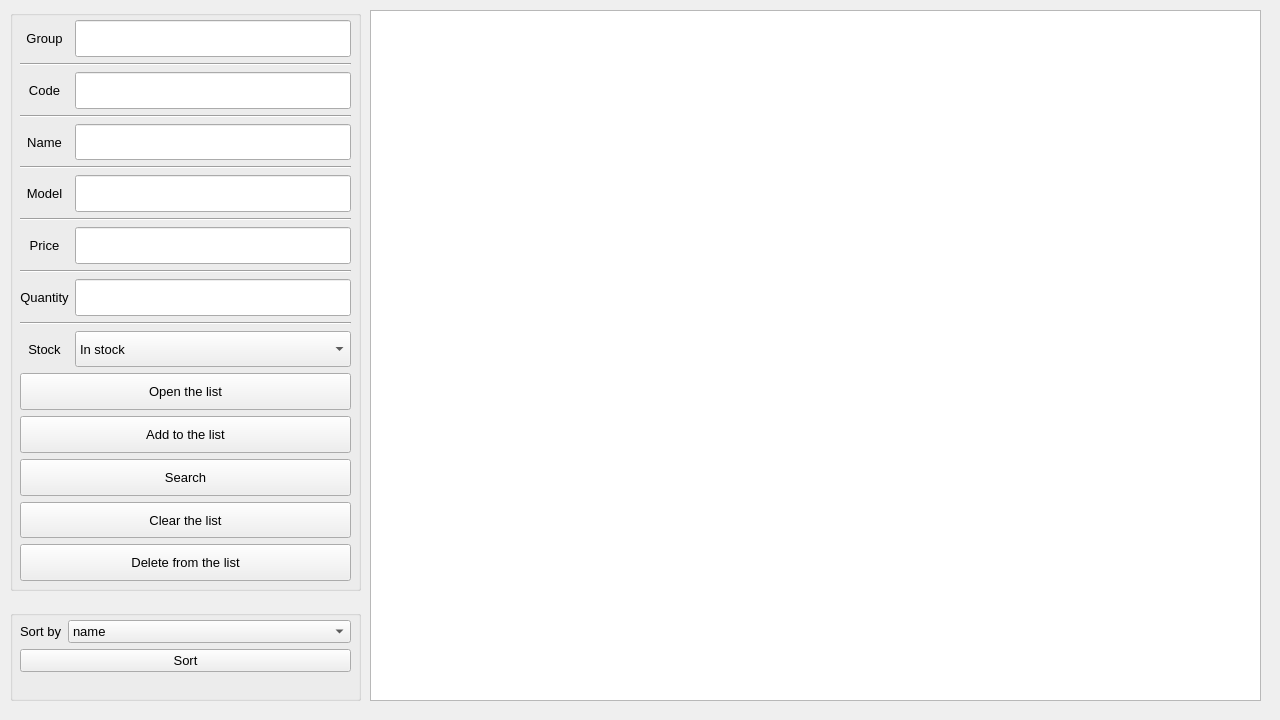
Before: the Qt Designer form QTLabs/Lab_06_Files/shop_database/widget.ui in voodzz/qt_labs, drawn with Qt 5.
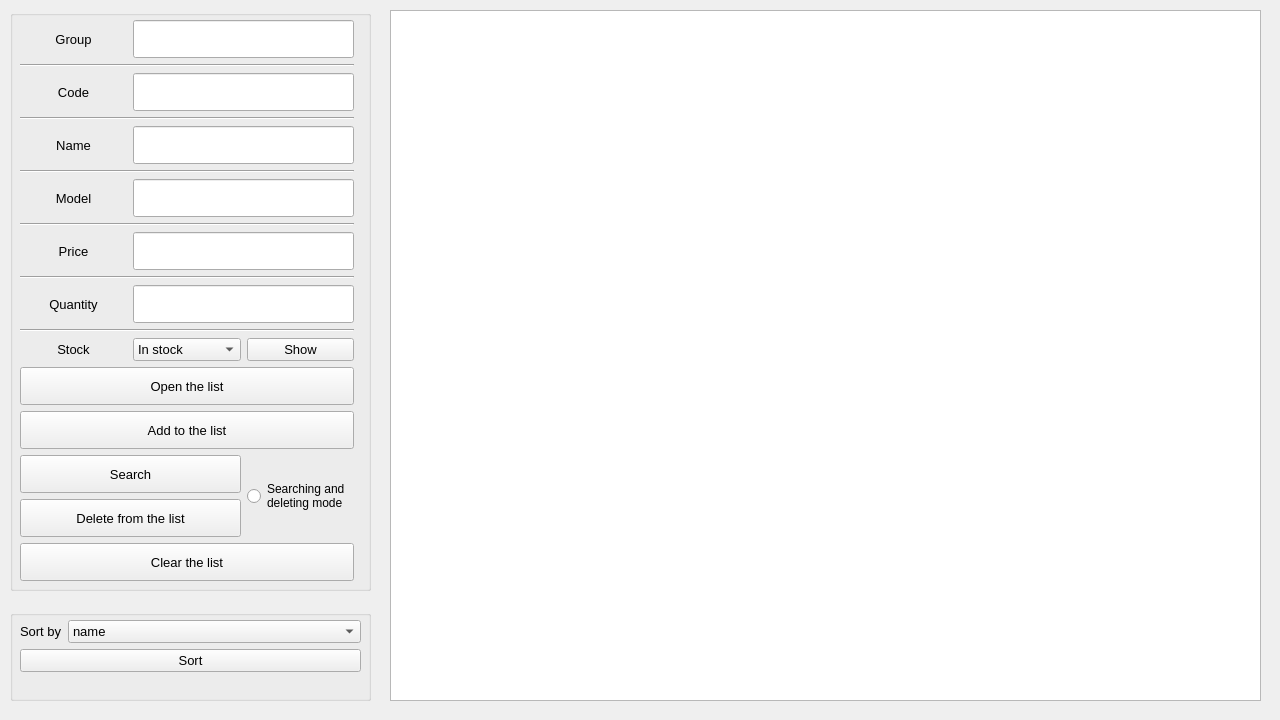
After: the same form once the commit is applied.

Patch:
```diff
--- a/QTLabs/Lab_06_Files/shop_database/widget.ui
+++ b/QTLabs/Lab_06_Files/shop_database/widget.ui
@@ -24,7 +24,7 @@
     <rect>
      <x>10</x>
      <y>10</y>
-     <width>351</width>
+     <width>361</width>
      <height>581</height>
     </rect>
    </property>
@@ -36,31 +36,28 @@
      <rect>
       <x>10</x>
       <y>10</y>
-      <width>331</width>
+      <width>334</width>
       <height>561</height>
      </rect>
     </property>
     <layout class="QGridLayout" name="gridLayout">
-     <item row="17" column="0" colspan="2">
-      <widget class="QPushButton" name="deleteButton">
-       <property name="sizePolicy">
-        <sizepolicy hsizetype="Minimum" vsizetype="Preferred">
-         <horstretch>0</horstretch>
-         <verstretch>0</verstretch>
-        </sizepolicy>
-       </property>
+     <item row="10" column="0">
+      <widget class="QLabel" name="label_6">
        <property name="font">
         <font>
          <pointsize>10</pointsize>
         </font>
        </property>
        <property name="text">
-        <string>Delete from the list</string>
+        <string>Quantity</string>
+       </property>
+       <property name="alignment">
+        <set>Qt::AlignCenter</set>
        </property>
       </widget>
      </item>
-     <item row="6" column="1">
-      <widget class="QLineEdit" name="modelLineEdit">
+     <item row="0" column="1" colspan="2">
+      <widget class="QLineEdit" name="groupLineEdit">
        <property name="sizePolicy">
         <sizepolicy hsizetype="Expanding" vsizetype="Preferred">
          <horstretch>0</horstretch>
@@ -74,7 +71,7 @@
        </property>
       </widget>
      </item>
-     <item row="5" column="0" colspan="2">
+     <item row="5" column="0" colspan="3">
       <widget class="Line" name="line_3">
        <property name="orientation">
         <enum>Qt::Horizontal</enum>
@@ -96,82 +93,76 @@
        </property>
       </widget>
      </item>
-     <item row="0" column="1">
-      <widget class="QLineEdit" name="groupLineEdit">
-       <property name="sizePolicy">
-        <sizepolicy hsizetype="Expanding" vsizetype="Preferred">
-         <horstretch>0</horstretch>
-         <verstretch>0</verstretch>
-        </sizepolicy>
-       </property>
-       <property name="font">
-        <font>
-         <pointsize>10</pointsize>
-        </font>
-       </property>
-      </widget>
-     </item>
-     <item row="9" column="0" colspan="2">
-      <widget class="Line" name="line_5">
-       <property name="orientation">
-        <enum>Qt::Horizontal</enum>
-       </property>
-      </widget>
-     </item>
-     <item row="11" column="0" colspan="2">
-      <widget class="Line" name="line_6">
-       <property name="orientation">
-        <enum>Qt::Horizontal</enum>
-       </property>
-      </widget>
-     </item>
-     <item row="16" column="0" colspan="2">
-      <widget class="QPushButton" name="clearButton">
-       <property name="sizePolicy">
-        <sizepolicy hsizetype="Minimum" vsizetype="Preferred">
-         <horstretch>0</horstretch>
-         <verstretch>0</verstretch>
-        </sizepolicy>
-       </property>
+     <item row="12" column="0">
+      <widget class="QLabel" name="label_7">
        <property name="font">
         <font>
          <pointsize>10</pointsize>
         </font>
        </property>
        <property name="text">
-        <string>Clear the list</string>
+        <string>Stock</string>
+       </property>
+       <property name="alignment">
+        <set>Qt::AlignCenter</set>
        </property>
       </widget>
      </item>
-     <item row="1" column="0" colspan="2">
+     <item row="1" column="0" colspan="3">
       <widget class="Line" name="line">
        <property name="orientation">
         <enum>Qt::Horizontal</enum>
        </property>
       </widget>
      </item>
-     <item row="7" column="0" colspan="2">
-      <widget class="Line" name="line_4">
-       <property name="orientation">
-        <enum>Qt::Horizontal</enum>
-       </property>
-      </widget>
-     </item>
-     <item row="0" column="0">
-      <widget class="QLabel" name="label">
+     <item row="2" column="0">
+      <widget class="QLabel" name="label_2">
        <property name="font">
         <font>
          <pointsize>10</pointsize>
         </font>
        </property>
        <property name="text">
-        <string>Group</string>
+        <string>Code</string>
        </property>
        <property name="alignment">
         <set>Qt::AlignCenter</set>
        </property>
       </widget>
      </item>
+     <item row="10" column="1" colspan="2">
+      <widget class="QLineEdit" name="quantityLineEdit">
+       <property name="sizePolicy">
+        <sizepolicy hsizetype="Expanding" vsizetype="Preferred">
+         <horstretch>0</horstretch>
+         <verstretch>0</verstretch>
+        </sizepolicy>
+       </property>
+       <property name="font">
+        <font>
+         <pointsize>10</pointsize>
+        </font>
+       </property>
+      </widget>
+     </item>
+     <item row="13" column="0" colspan="3">
+      <widget class="QPushButton" name="openListButton">
+       <property name="sizePolicy">
+        <sizepolicy hsizetype="Minimum" vsizetype="Preferred">
+         <horstretch>0</horstretch>
+         <verstretch>0</verstretch>
+        </sizepolicy>
+       </property>
+       <property name="font">
+        <font>
+         <pointsize>10</pointsize>
+        </font>
+       </property>
+       <property name="text">
+        <string>Open the list</string>
+       </property>
+      </widget>
+     </item>
      <item row="6" column="0">
       <widget class="QLabel" name="label_4">
        <property name="font">
@@ -187,7 +178,22 @@
        </property>
       </widget>
      </item>
-     <item row="8" column="1">
+     <item row="2" column="1" colspan="2">
+      <widget class="QLineEdit" name="codeLineEdit">
+       <property name="sizePolicy">
+        <sizepolicy hsizetype="Expanding" vsizetype="Preferred">
+         <horstretch>0</horstretch>
+         <verstretch>0</verstretch>
+        </sizepolicy>
+       </property>
+       <property name="font">
+        <font>
+         <pointsize>10</pointsize>
+        </font>
+       </property>
+      </widget>
+     </item>
+     <item row="8" column="1" colspan="2">
       <widget class="QLineEdit" name="priceLineEdit">
        <property name="sizePolicy">
         <sizepolicy hsizetype="Expanding" vsizetype="Preferred">
@@ -217,43 +223,80 @@
        </property>
       </widget>
      </item>
-     <item row="12" column="0">
-      <widget class="QLabel" name="label_7">
+     <item row="11" column="0" colspan="3">
+      <widget class="Line" name="line_6">
+       <property name="orientation">
+        <enum>Qt::Horizontal</enum>
+       </property>
+      </widget>
+     </item>
+     <item row="4" column="1" colspan="2">
+      <widget class="QLineEdit" name="nameLineEdit">
+       <property name="sizePolicy">
+        <sizepolicy hsizetype="Expanding" vsizetype="Preferred">
+         <horstretch>0</horstretch>
+         <verstretch>0</verstretch>
+        </sizepolicy>
+       </property>
        <property name="font">
         <font>
          <pointsize>10</pointsize>
         </font>
        </property>
-       <property name="text">
-        <string>Stock</string>
+      </widget>
+     </item>
+     <item row="14" column="0" colspan="3">
+      <widget class="QPushButton" name="addButton">
+       <property name="sizePolicy">
+        <sizepolicy hsizetype="Minimum" vsizetype="Preferred">
+         <horstretch>0</horstretch>
+         <verstretch>0</verstretch>
+        </sizepolicy>
        </property>
-       <property name="alignment">
-        <set>Qt::AlignCenter</set>
+       <property name="font">
+        <font>
+         <pointsize>10</pointsize>
+        </font>
        </property>
+       <property name="text">
+        <string>Add to the list</string>
+       </property>
       </widget>
      </item>
-     <item row="10" column="0">
-      <widget class="QLabel" name="label_6">
+     <item row="0" column="0">
+      <widget class="QLabel" name="label">
        <property name="font">
         <font>
          <pointsize>10</pointsize>
         </font>
        </property>
        <property name="text">
-        <string>Quantity</string>
+        <string>Group</string>
        </property>
        <property name="alignment">
         <set>Qt::AlignCenter</set>
        </property>
       </widget>
      </item>
-     <item row="3" column="0" colspan="2">
+     <item row="3" column="0" colspan="3">
       <widget class="Line" name="line_2">
        <property name="orientation">
         <enum>Qt::Horizontal</enum>
        </property>
       </widget>
      </item>
+     <item row="12" column="2">
+      <widget class="QPushButton" name="stockButton">
+       <property name="font">
+        <font>
+         <pointsize>10</pointsize>
+        </font>
+       </property>
+       <property name="text">
+        <string>Show</string>
+       </property>
+      </widget>
+     </item>
      <item row="12" column="1">
       <widget class="QComboBox" name="inStockComboBox">
        <property name="sizePolicy">
@@ -297,10 +340,10 @@
        </property>
       </widget>
      </item>
-     <item row="14" column="0" colspan="2">
-      <widget class="QPushButton" name="addButton">
+     <item row="6" column="1" colspan="2">
+      <widget class="QLineEdit" name="modelLineEdit">
        <property name="sizePolicy">
-        <sizepolicy hsizetype="Minimum" vsizetype="Preferred">
+        <sizepolicy hsizetype="Expanding" vsizetype="Preferred">
          <horstretch>0</horstretch>
          <verstretch>0</verstretch>
         </sizepolicy>
@@ -310,45 +353,26 @@
          <pointsize>10</pointsize>
         </font>
        </property>
-       <property name="text">
-        <string>Add to the list</string>
-       </property>
       </widget>
      </item>
-     <item row="10" column="1">
-      <widget class="QLineEdit" name="quantityLineEdit">
-       <property name="sizePolicy">
-        <sizepolicy hsizetype="Expanding" vsizetype="Preferred">
-         <horstretch>0</horstretch>
-         <verstretch>0</verstretch>
-        </sizepolicy>
+     <item row="9" column="0" colspan="3">
+      <widget class="Line" name="line_5">
+       <property name="orientation">
+        <enum>Qt::Horizontal</enum>
        </property>
-       <property name="font">
-        <font>
-         <pointsize>10</pointsize>
-        </font>
-       </property>
       </widget>
      </item>
-     <item row="2" column="0">
-      <widget class="QLabel" name="label_2">
-       <property name="font">
-        <font>
-         <pointsize>10</pointsize>
-        </font>
+     <item row="7" column="0" colspan="3">
+      <widget class="Line" name="line_4">
+       <property name="orientation">
+        <enum>Qt::Horizontal</enum>
        </property>
-       <property name="text">
-        <string>Code</string>
-       </property>
-       <property name="alignment">
-        <set>Qt::AlignCenter</set>
-       </property>
       </widget>
      </item>
-     <item row="2" column="1">
-      <widget class="QLineEdit" name="codeLineEdit">
+     <item row="16" column="0" colspan="2">
+      <widget class="QPushButton" name="deleteButton">
        <property name="sizePolicy">
-        <sizepolicy hsizetype="Expanding" vsizetype="Preferred">
+        <sizepolicy hsizetype="Minimum" vsizetype="Preferred">
          <horstretch>0</horstretch>
          <verstretch>0</verstretch>
         </sizepolicy>
@@ -358,12 +382,15 @@
          <pointsize>10</pointsize>
         </font>
        </property>
+       <property name="text">
+        <string>Delete from the list</string>
+       </property>
       </widget>
      </item>
-     <item row="4" column="1">
-      <widget class="QLineEdit" name="nameLineEdit">
+     <item row="17" column="0" colspan="3">
+      <widget class="QPushButton" name="clearButton">
        <property name="sizePolicy">
-        <sizepolicy hsizetype="Expanding" vsizetype="Preferred">
+        <sizepolicy hsizetype="Minimum" vsizetype="Preferred">
          <horstretch>0</horstretch>
          <verstretch>0</verstretch>
         </sizepolicy>
@@ -373,23 +400,22 @@
          <pointsize>10</pointsize>
         </font>
        </property>
+       <property name="text">
+        <string>Clear the list</string>
+       </property>
       </widget>
      </item>
-     <item row="13" column="0" colspan="2">
-      <widget class="QPushButton" name="openListButton">
+     <item row="15" column="2" rowspan="2">
+      <widget class="QRadioButton" name="searchAndDeleteRadioButton">
        <property name="sizePolicy">
         <sizepolicy hsizetype="Minimum" vsizetype="Preferred">
          <horstretch>0</horstretch>
          <verstretch>0</verstretch>
         </sizepolicy>
        </property>
-       <property name="font">
-        <font>
-         <pointsize>10</pointsize>
-        </font>
-       </property>
        <property name="text">
-        <string>Open the list</string>
+        <string>Searching and
+deleting mode</string>
        </property>
       </widget>
      </item>
@@ -401,7 +427,7 @@
     <rect>
      <x>10</x>
      <y>610</y>
-     <width>351</width>
+     <width>361</width>
      <height>91</height>
     </rect>
    </property>
@@ -413,7 +439,7 @@
      <rect>
       <x>10</x>
       <y>10</y>
-      <width>331</width>
+      <width>341</width>
       <height>71</height>
      </rect>
     </property>
@@ -494,9 +520,9 @@
   <widget class="QTextEdit" name="textEdit">
    <property name="geometry">
     <rect>
-     <x>370</x>
+     <x>390</x>
      <y>10</y>
-     <width>891</width>
+     <width>871</width>
      <height>691</height>
     </rect>
    </property>
```
